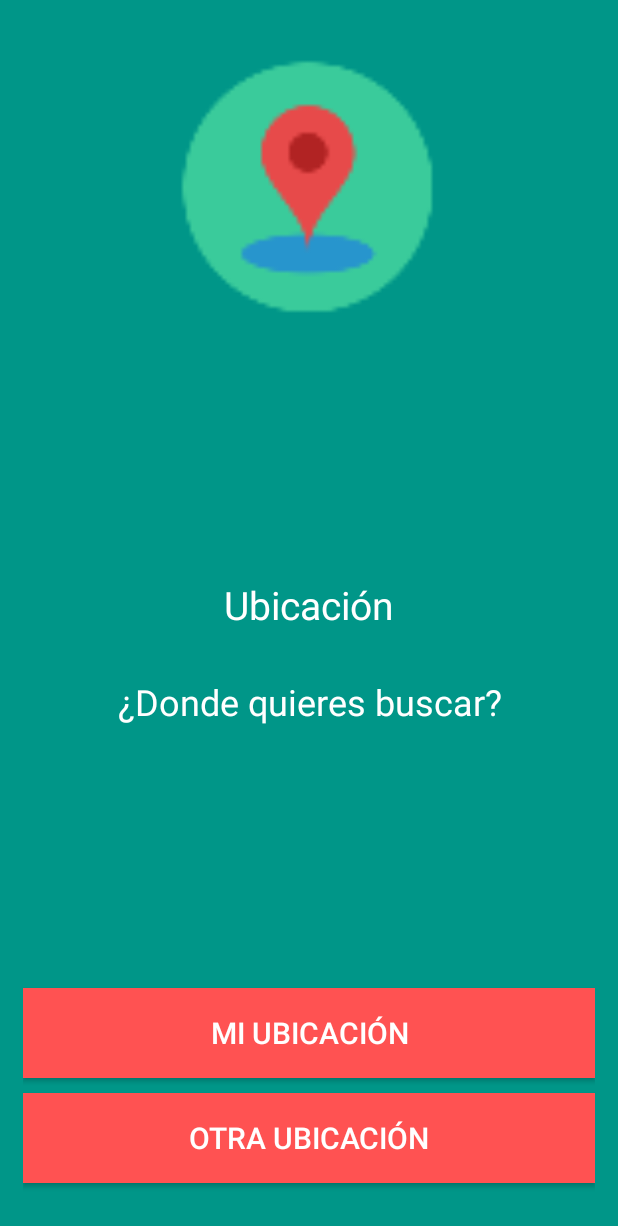
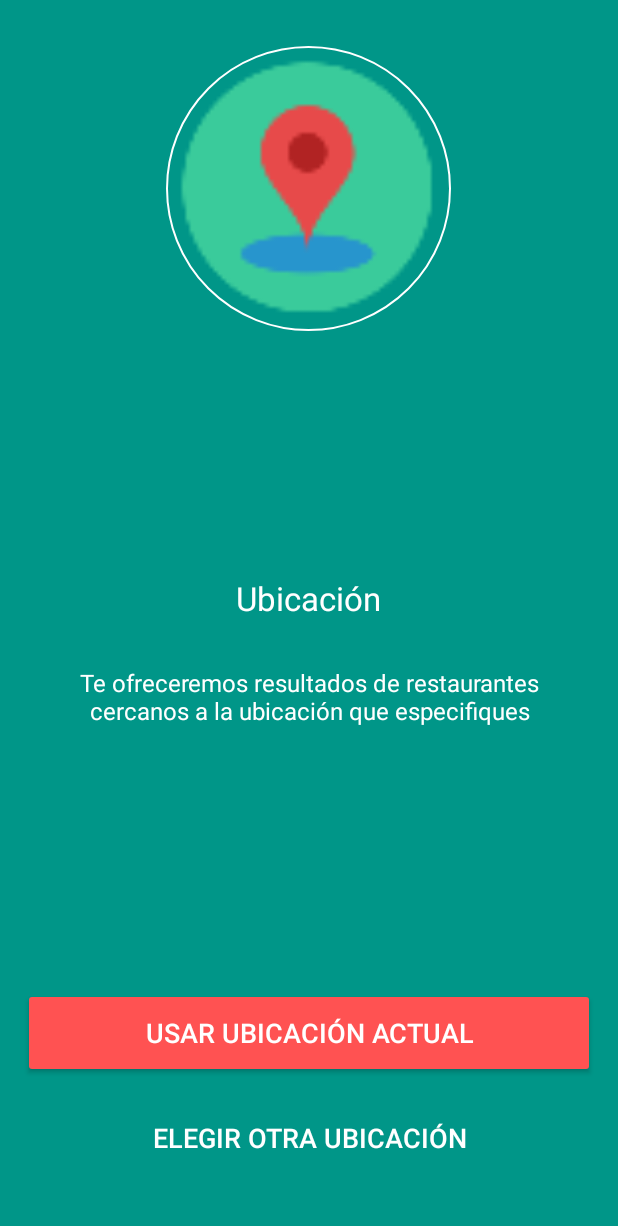
Before and after one commit to elsypinzonv/hungrr, an Android app: the LocationActivity screen opened directly, with no data from a screen before it, on a phone screen of 412 x 824 dp. Shown: the top 1226 px of the screen. Run offline under Robolectric (Android 15) with nearby library versions, the phone set to English and light mode, and no system bars; our stand-ins replace ButterKnife, CircleImageView; libraries missing offline, so code that uses them is left out: com.mobsandgeeks.saripaar, pl.charmas.android, rx.functions.

Commit message:
Add choose current location for search

```diff
--- a/app/src/main/AndroidManifest.xml
+++ b/app/src/main/AndroidManifest.xml
@@ -3,6 +3,7 @@
     package="com.snotsoft.hungrr">
 
     <uses-permission android:name="android.permission.INTERNET" />
+    <uses-permission android:name="android.permission.ACCESS_COARSE_LOCATION"/>
 
     <application
         android:name=".HunGrrApplication"
--- a/app/src/main/java/com/snotsoft/hungrr/base_preferences/LocationActivity.java
+++ b/app/src/main/java/com/snotsoft/hungrr/base_preferences/LocationActivity.java
@@ -6,15 +6,46 @@ import android.support.design.widget.Snackbar;
 import android.support.v7.app.AppCompatActivity;
 import android.support.v7.widget.Toolbar;
 import android.view.View;
+import android.widget.Button;
 
 import com.snotsoft.hungrr.R;
+import com.snotsoft.hungrr.restaurants.MainDrawerActivity;
+import com.snotsoft.hungrr.utils.ActivityHelper;
+import com.snotsoft.hungrr.utils.GPSDataLoader;
+import com.snotsoft.hungrr.utils.Injection;
+
+import butterknife.Bind;
+import butterknife.ButterKnife;
+import butterknife.OnClick;
 
 public class LocationActivity extends AppCompatActivity {
+
+    @Bind(R.id.btn_current_location) Button btnCurrentLocation;
+    @Bind(R.id.btn_choose_location) Button btnChooseLocation;
+
+    private GPSDataLoader mGPSLoader;
 
     @Override
     protected void onCreate(Bundle savedInstanceState) {
         super.onCreate(savedInstanceState);
         setContentView(R.layout.activity_location);
+        ButterKnife.bind(this);
+
+        mGPSLoader = new GPSDataLoader(this, Injection.provideLocationPreferencesManager(this));
+    }
+
+    @OnClick(R.id.btn_current_location)
+    public void userCurrentLocation(){
+        mGPSLoader.loadLastKnownLocation(new GPSDataLoader.OnLocationLoaded() {
+            @Override
+            public void onLocationLoadFinished(double lat, double lng) {
+                ActivityHelper.sendTo(LocationActivity.this, MainDrawerActivity.class);
+            }
+        });
+    }
+
+    @OnClick(R.id.btn_choose_location)
+    public void chooseOtherLocation(){
 
     }
 
--- a/app/src/main/java/com/snotsoft/hungrr/login/LoginActivity.java
+++ b/app/src/main/java/com/snotsoft/hungrr/login/LoginActivity.java
@@ -93,7 +93,7 @@ public class LoginActivity extends AppCompatActivity implements LoginContract.Vi
     public void onLoginResult(Boolean result, int code) {
         if(result){
             finish();
-            ActivityHelper.sendTo(LoginActivity.this, MainDrawerActivity.class);
+            ActivityHelper.sendTo(LoginActivity.this, LocationActivity.class);
         } else {
             showLoginFailedMessage(getString(R.string.error_failed_login));
         }
--- /dev/null
+++ b/app/src/main/java/com/snotsoft/hungrr/utils/GPSDataLoader.java
@@ -0,0 +1,58 @@
+package com.snotsoft.hungrr.utils;
+
+import android.app.Activity;
+import android.content.Context;
+import android.location.Location;
+import android.util.Log;
+
+import com.snotsoft.hungrr.HunGrrApplication;
+
+import pl.charmas.android.reactivelocation.ReactiveLocationProvider;
+import rx.functions.Action1;
+
+public class GPSDataLoader {
+
+    private Context mContext;
+    private LocationPreferencesManager mLocationManager;
+    private OnLocationLoaded mListener;
+
+    public GPSDataLoader(Context context, LocationPreferencesManager manager) {
+        this(context, manager, null);
+    }
+
+    public GPSDataLoader(Context context, LocationPreferencesManager manager, OnLocationLoaded listener) {
+        mContext = context;
+        mLocationManager = manager;
+        mListener = listener;
+    }
+
+    public void loadLastKnownLocation(OnLocationLoaded listener){
+        mListener = listener;
+        loadLastKnownLocation();
+    }
+
+    public void loadLastKnownLocation(){
+        ReactiveLocationProvider locationProvider = new ReactiveLocationProvider(mContext);
+        locationProvider
+                .getLastKnownLocation()
+                .subscribe(new Action1<Location>() {
+                    @Override
+                    public void call(Location location) {
+                        double lat = location.getLatitude();
+                        double lng = location.getLongitude();
+                        mLocationManager.registerLocationValues(lat, lng);
+                        Log.d(HunGrrApplication.TAG,
+                                "LOAD LOCATION: LAT " + String.valueOf(lat) + " - LNG " + String.valueOf(lng));
+                        if(mListener != null){
+                            mListener.onLocationLoadFinished(lat, lng);
+                        }
+                    }
+                });
+    }
+
+    public interface OnLocationLoaded {
+        void onLocationLoadFinished(double lat, double lng);
+    }
+
+
+}
--- a/app/src/main/java/com/snotsoft/hungrr/utils/Injection.java
+++ b/app/src/main/java/com/snotsoft/hungrr/utils/Injection.java
@@ -3,6 +3,7 @@ package com.snotsoft.hungrr.utils;
 import android.content.Context;
 
 import com.mobsandgeeks.saripaar.Validator;
+import com.snotsoft.hungrr.base_preferences.LocationActivity;
 import com.snotsoft.hungrr.interactor.RegisterInteractor;
 import com.snotsoft.hungrr.interactor.RestaurantsInteractor;
 import com.snotsoft.hungrr.interactor.LoginInteractor;
@@ -44,4 +45,8 @@ public class Injection {
     public static Validator provideSaripaarValidator(Context context) {
         return new Validator(context);
     }
+
+    public static LocationPreferencesManager provideLocationPreferencesManager(Context context) {
+        return new LocationPreferencesManager(context);
+    }
 }
--- /dev/null
+++ b/app/src/main/java/com/snotsoft/hungrr/utils/LocationPreferencesManager.java
@@ -0,0 +1,62 @@
+package com.snotsoft.hungrr.utils;
+
+import android.content.Context;
+import android.content.SharedPreferences;
+
+/**
+ * Created by luisburgos on 31/03/16.
+ */
+public class LocationPreferencesManager {
+
+    private SharedPreferences mPreferences;
+    private SharedPreferences.Editor mEditor;
+    private Context mContext;
+
+    int PRIVATE_MODE = 0;
+
+    private static final String LOCATION_PREFERENCES = "LOCATION_PREFERENCES";
+
+    public static final String KEY_IS_LOCATION_SET = "KEY_IS_LOCATION_SET";
+    public static final String KEY_LAT = "KEY_LAT";
+    public static final String KEY_LNG = "KEY_LNG";
+
+    public LocationPreferencesManager(Context context){
+        this.mContext = context;
+        mPreferences = mContext.getSharedPreferences(LOCATION_PREFERENCES, PRIVATE_MODE);
+        mEditor = mPreferences.edit();
+    }
+
+    public void registerLocationValues(double lat, double lng){
+        registerPreferences(KEY_IS_LOCATION_SET, true);
+        registerPreferences(KEY_LAT, Double.doubleToLongBits(lat));
+        registerPreferences(KEY_LNG, Double.doubleToLongBits(lng));
+    }
+
+    public void registerPreferences(String preference, boolean value){
+        mEditor.putBoolean(preference, true);
+        mEditor.commit();
+    }
+
+    public void registerPreferences(String preference, double value){
+        mEditor.putLong(preference, Double.doubleToLongBits(value));
+        mEditor.commit();
+    }
+
+    public double getLatitude(){
+        return Double.longBitsToDouble(mPreferences.getLong(KEY_LAT, 0));
+    }
+
+    public double getLongitude(){
+        return Double.longBitsToDouble(mPreferences.getLong(KEY_LNG, 0));
+    }
+
+    public boolean hasAlreadyChooseLocation(){
+        return mPreferences.getBoolean(KEY_IS_LOCATION_SET, false);
+    }
+
+    public void clearLocation(){
+        mEditor.clear();
+        mEditor.commit();
+    }
+
+}
--- a/app/src/main/java/com/snotsoft/hungrr/view/activities/DispatchActivity.java
+++ b/app/src/main/java/com/snotsoft/hungrr/view/activities/DispatchActivity.java
@@ -11,6 +11,7 @@ import android.widget.TextView;
 import com.snotsoft.hungrr.R;
 import com.snotsoft.hungrr.login.LoginActivity;
 import com.snotsoft.hungrr.register.RegisterActivity;
+import com.snotsoft.hungrr.utils.Injection;
 import com.snotsoft.hungrr.utils.TextViewUtils;
 
 import butterknife.Bind;
--- a/app/src/main/res/layout/activity_location.xml
+++ b/app/src/main/res/layout/activity_location.xml
@@ -1,5 +1,6 @@
 <?xml version="1.0" encoding="utf-8"?>
-<RelativeLayout xmlns:android="http://schemas.android.com/apk/res/android"
+<RelativeLayout
+    xmlns:android="http://schemas.android.com/apk/res/android"
     xmlns:app="http://schemas.android.com/apk/res-auto"
     xmlns:tools="http://schemas.android.com/tools"
     android:layout_width="match_parent"
@@ -7,70 +8,68 @@
     android:fitsSystemWindows="true"
     android:background="@color/colorTeal"
     android:padding="15dp"
-    tools:context="com.snotsoft.hungrr.base_preferences.LocationActivity">
+    tools:context=".base_preferences.LocationActivity">
 
-    <ImageView
-        android:id="@+id/mark"
+    <de.hdodenhof.circleimageview.CircleImageView
+        android:id="@+id/circle_mark"
         android:layout_marginTop="15dp"
-        android:layout_width="1900dp"
+        android:layout_width="190dp"
         android:layout_height="190dp"
         android:layout_centerHorizontal="true"
-        android:src="@mipmap/ic_location_green"/>
-
+        android:src="@mipmap/ic_location_green"
+        app:civ_border_color="@color/colorTextIcons"
+        app:civ_border_width="1dp" />
 
     <LinearLayout
         android:id="@+id/description"
         android:layout_width="match_parent"
         android:layout_height="wrap_content"
+        android:layout_marginBottom="10dp"
+        android:layout_below="@+id/circle_mark"
+        android:layout_above="@+id/btn_current_location"
         android:orientation="vertical"
-        android:layout_below="@+id/mark"
-        android:layout_above="@+id/my_location"
-        android:gravity="center"
-        android:layout_marginBottom="10dp">
+        android:gravity="center">
 
         <TextView
             android:layout_width="wrap_content"
             android:layout_height="wrap_content"
             android:text="@string/lbl_location"
-            android:textColor="@android:color/white"
+            android:textColor="@color/colorTextIcons"
             android:layout_margin="15dp"
-            android:textSize="26dp"/>
+            android:textSize="22sp"/>
 
         <TextView
             android:layout_width="wrap_content"
             android:layout_height="wrap_content"
             android:text="@string/lbl_location_description"
-            android:textColor="@android:color/white"
+            android:textColor="@color/colorTextIcons"
             android:layout_margin="15dp"
-            android:textSize="24dp"
+            android:textSize="16sp"
             android:gravity="center"/>
 
     </LinearLayout>
 
 
     <Button
-        android:id="@+id/my_location"
+        android:id="@+id/btn_current_location"
         android:layout_width="match_parent"
         android:layout_height="60dp"
-        android:background="@color/colorRed"
         android:layout_marginBottom="10dp"
+        android:layout_above="@+id/btn_choose_location"
         android:text="@string/lbl_btn_location"
-        android:textColor="@android:color/white"
-        android:layout_above="@+id/other_location"
-        android:textSize="20dp"
-        />
+        android:textSize="18sp"
+        style="@style/Widget.AppCompat.Button.Colored"/>
 
     <Button
-        android:id="@+id/other_location"
+        android:id="@+id/btn_choose_location"
         android:layout_width="match_parent"
         android:layout_height="60dp"
-        android:background="@color/colorRed"
         android:layout_marginBottom="20dp"
         android:layout_alignParentBottom="true"
         android:text="@string/lbl_btn_other_location"
-        android:textColor="@android:color/white"
-        android:textSize="20dp"
-        />
+        android:textColor="@color/colorTextIcons"
+        android:textSize="18sp"
+        style="@style/Widget.AppCompat.Button.Borderless.Colored" />
 
 
 
--- a/app/src/main/res/values/strings.xml
+++ b/app/src/main/res/values/strings.xml
@@ -85,9 +85,9 @@
 
     <!-- Location Activity-->
     <string name="lbl_location">Ubicación</string>
-    <string name="lbl_location_description">¿Donde quieres buscar?</string>
-    <string name="lbl_btn_location">Mi ubicación</string>
-    <string name="lbl_btn_other_location">Otra ubicación</string>
+    <string name="lbl_location_description">Te ofreceremos resultados de restaurantes cercanos a la ubicación que especifiques</string>
+    <string name="lbl_btn_location">Usar ubicación actual</string>
+    <string name="lbl_btn_other_location">Elegir otra ubicación</string>
     <string name="lbl_cancel">Cancelar</string>
 
 </resources>
--- a/build.gradle
+++ b/build.gradle
@@ -6,7 +6,6 @@ buildscript {
     }
     dependencies {
         classpath 'com.android.tools.build:gradle:1.5.0'
-
         // NOTE: Do not place your application dependencies here; they belong
         // in the individual module build.gradle files
     }
@@ -29,6 +28,7 @@ ext {
     targetSdkVersion = 23
     compileSdkVersion = 23
     buildToolsVersion = '23.0.2'
+    supportV4 = '23.2.1'
 
     //External SDKs
     facebook = '4.+'
@@ -40,6 +40,9 @@ ext {
     edmodo = '1.0.0'
     butterknife = '7.0.1'
     saripaar = '2.0.3'
+    playServicesLocation = '8.1.0'
+    rxjava = '1.0.14'
+    reactiveLocation = '0.8@aar'
 
     // App dependencies
     supportLibraryVersion = '23.2.0'
```
Also changed, not shown: app/build.gradle (+6 -1 lines), app/src/main/java/com/snotsoft/hungrr/view/activities/SplashActivity.java (+8 -2 lines).
